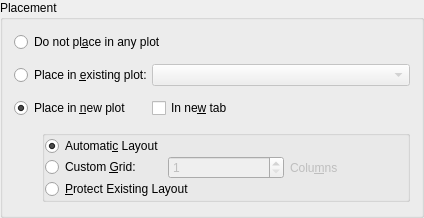
Qt form src/widgets/curveplacement.ui (Kst-plot/kst) before a commit.
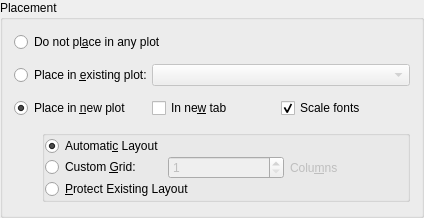
The same form after that commit.

Commit message: CCBUG: 221749 optionally scale fonts when adding plots to pages.

```diff
--- a/src/widgets/curveplacement.ui
+++ b/src/widgets/curveplacement.ui
@@ -62,7 +62,7 @@
         </property>
        </widget>
       </item>
-      <item row="1" column="2">
+      <item row="1" column="2" colspan="2">
        <widget class="QComboBox" name="_plotList">
         <property name="enabled">
          <bool>false</bool>
@@ -185,6 +185,16 @@
         </property>
        </widget>
       </item>
+      <item row="2" column="3">
+       <widget class="QCheckBox" name="_scaleFonts">
+        <property name="text">
+         <string>Scale fonts</string>
+        </property>
+        <property name="checked">
+         <bool>true</bool>
+        </property>
+       </widget>
+      </item>
      </layout>
     </widget>
    </item>
```
The commit also changes 16 other files.
